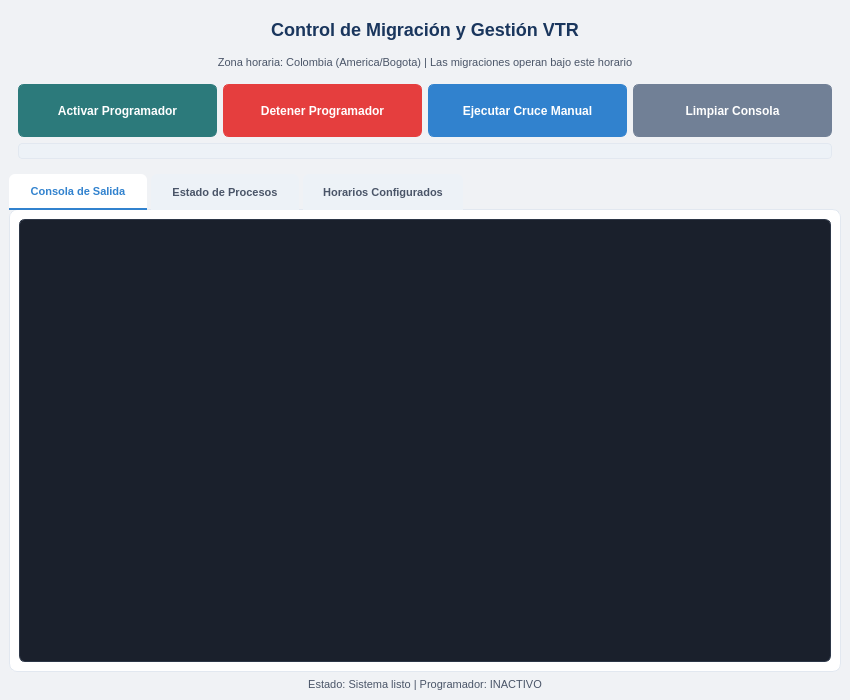
Qt form interfaz.ui (Daniel-Diaz16/Automatizacion-Migracion) before a commit.
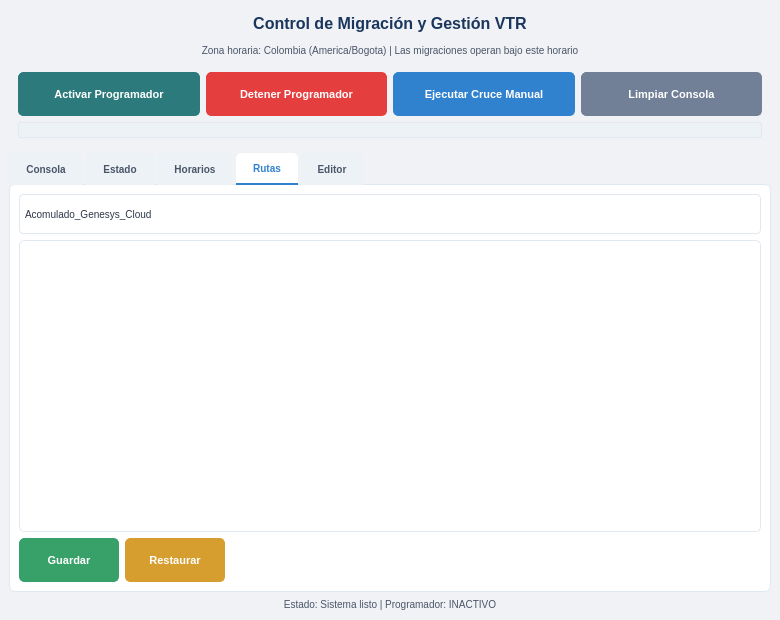
The same form after that commit. The open tabs and pages were chosen to show the change.

Commit message: Mejoras_Interfaz

```diff
--- a/interfaz.ui
+++ b/interfaz.ui
@@ -6,8 +6,8 @@
    <rect>
     <x>0</x>
     <y>0</y>
-    <width>850</width>
-    <height>700</height>
+    <width>780</width>
+    <height>620</height>
    </rect>
   </property>
   <property name="windowTitle">
@@ -15,280 +15,274 @@
   </property>
   <property name="styleSheet">
    <string notr="true">
-    /* Fondo principal - gris azulado suave */
     QMainWindow {
         background-color: #f0f2f5;
     }
-    
-    /* Título principal */
     QLabel#lbl_title {
         color: #1a365d;
-        font-size: 18px;
+        font-size: 16px;
         font-weight: bold;
-        padding: 10px;
+        padding: 5px;
         font-family: 'Segoe UI', Arial, sans-serif;
     }
-    
-    /* Subtítulos y etiquetas */
     QLabel#lbl_zona, QLabel#lbl_estado {
         color: #4a5568;
-        font-size: 11px;
+        font-size: 10px;
         font-family: 'Segoe UI', Arial, sans-serif;
     }
-    
-    /* Estilo base para botones */
     QPushButton {
         background-color: #ffffff;
         border: 1px solid #cbd5e0;
-        border-radius: 6px;
+        border-radius: 5px;
         color: #2d3748;
-        font-size: 12px;
+        font-size: 11px;
         font-weight: 500;
-        padding: 8px 15px;
-        min-height: 35px;
+        padding: 6px 12px;
+        min-height: 30px;
         font-family: 'Segoe UI', Arial, sans-serif;
     }
-    
     QPushButton:hover {
         background-color: #edf2f7;
         border-color: #a0aec0;
     }
-    
     QPushButton:pressed {
         background-color: #e2e8f0;
     }
-    
-    /* Botón ACTIVAR PROGRAMADOR - Verde azulado */
     QPushButton#btn_iniciar_reloj {
         background-color: #2c7a7b;
         border-color: #2c7a7b;
         color: #ffffff;
     }
-    
     QPushButton#btn_iniciar_reloj:hover {
         background-color: #285e61;
         border-color: #285e61;
     }
-    
-    /* Botón DETENER PROGRAMADOR - Rojo suave */
     QPushButton#btn_detener_programador {
         background-color: #e53e3e;
         border-color: #e53e3e;
         color: #ffffff;
     }
-    
     QPushButton#btn_detener_programador:hover {
         background-color: #c53030;
         border-color: #c53030;
     }
-    
-    /* Botón EJECUTAR MANUAL - Azul corporativo */
     QPushButton#btn_ejecutar_manual {
         background-color: #3182ce;
         border-color: #3182ce;
         color: #ffffff;
     }
-    
     QPushButton#btn_ejecutar_manual:hover {
         background-color: #2c5282;
         border-color: #2c5282;
     }
-    
-    /* Botón LIMPIAR CONSOLA - Gris */
     QPushButton#btn_limpiar_consola {
         background-color: #718096;
         border-color: #718096;
         color: #ffffff;
     }
-    
     QPushButton#btn_limpiar_consola:hover {
         background-color: #4a5568;
         border-color: #4a5568;
     }
-    
-    /* Botones de gestión de horarios */
-    QPushButton#btn_agregar_horario {
+    QPushButton#btn_guardar_rutas {
         background-color: #38a169;
         border-color: #38a169;
         color: #ffffff;
     }
-    
-    QPushButton#btn_agregar_horario:hover {
+    QPushButton#btn_guardar_rutas:hover {
         background-color: #2f855a;
         border-color: #2f855a;
     }
-    
-    QPushButton#btn_modificar_horario {
+    QPushButton#btn_restaurar_rutas {
         background-color: #d69e2e;
         border-color: #d69e2e;
         color: #ffffff;
     }
-    
-    QPushButton#btn_modificar_horario:hover {
+    QPushButton#btn_restaurar_rutas:hover {
         background-color: #b7791f;
         border-color: #b7791f;
     }
-    
-    QPushButton#btn_eliminar_horario {
-        background-color: #e53e3e;
-        border-color: #e53e3e;
+    QPushButton#btn_guardar_codigo {
+        background-color: #38a169;
+        border-color: #38a169;
         color: #ffffff;
     }
-    
-    QPushButton#btn_eliminar_horario:hover {
-        background-color: #c53030;
-        border-color: #c53030;
+    QPushButton#btn_guardar_codigo:hover {
+        background-color: #2f855a;
+        border-color: #2f855a;
     }
-    
-    QPushButton#btn_activar_horario {
+    QPushButton#btn_cargar_codigo {
         background-color: #3182ce;
         border-color: #3182ce;
         color: #ffffff;
     }
-    
-    QPushButton#btn_activar_horario:hover {
+    QPushButton#btn_cargar_codigo:hover {
         background-color: #2c5282;
         border-color: #2c5282;
     }
-    
-    /* Group boxes */
+    QPushButton#btn_explorar_ruta {
+        background-color: #805ad5;
+        border-color: #805ad5;
+        color: #ffffff;
+        font-size: 14px;
+        padding: 0px 10px;
+        min-width: 35px;
+        min-height: 30px;
+    }
+    QPushButton#btn_explorar_ruta:hover {
+        background-color: #6b46c1;
+        border-color: #6b46c1;
+    }
     QGroupBox {
         color: #2d3748;
         font-weight: 600;
         border: 1px solid #e2e8f0;
-        border-radius: 8px;
-        margin-top: 10px;
-        padding-top: 10px;
+        border-radius: 6px;
+        margin-top: 8px;
+        padding-top: 8px;
         background-color: #ffffff;
     }
-    
     QGroupBox::title {
         subcontrol-origin: margin;
         left: 10px;
         padding: 0 8px 0 8px;
         color: #1a365d;
     }
-    
-    /* Consola de texto */
     QTextEdit {
         background-color: #1a202c;
         color: #a0f0e8;
         border: 1px solid #2d3748;
-        border-radius: 6px;
+        border-radius: 5px;
         font-family: 'Consolas', 'Monaco', monospace;
-        font-size: 10px;
+        font-size: 9px;
         selection-background-color: #3182ce;
     }
-    
-    /* Tablas */
     QTableWidget {
         background-color: #ffffff;
         color: #2d3748;
         border: 1px solid #e2e8f0;
-        border-radius: 6px;
+        border-radius: 5px;
         gridline-color: #edf2f7;
         font-family: 'Segoe UI', Arial, sans-serif;
-        font-size: 11px;
+        font-size: 10px;
     }
-    
     QTableWidget::item:selected {
         background-color: #bee3f8;
         color: #1a365d;
     }
-    
     QHeaderView::section {
         background-color: #f7fafc;
         color: #2d3748;
         font-weight: 600;
-        padding: 8px;
+        padding: 5px;
         border: none;
         border-bottom: 2px solid #e2e8f0;
         font-family: 'Segoe UI', Arial, sans-serif;
-        font-size: 11px;
+        font-size: 10px;
     }
-    
-    /* Barra de progreso */
     QProgressBar {
         border: 1px solid #e2e8f0;
-        border-radius: 4px;
+        border-radius: 3px;
         text-align: center;
         color: #2d3748;
         background-color: #edf2f7;
-        height: 6px;
+        height: 5px;
     }
-    
     QProgressBar::chunk {
         background-color: #3182ce;
-        border-radius: 3px;
+        border-radius: 2px;
     }
-    
-    /* Pestañas (Tabs) */
     QTabWidget::pane {
         border: 1px solid #e2e8f0;
-        border-radius: 8px;
+        border-radius: 6px;
         background-color: #ffffff;
         top: -1px;
     }
-    
     QTabBar::tab {
         background-color: #edf2f7;
         color: #4a5568;
-        padding: 10px 20px;
-        margin-right: 4px;
-        border-top-left-radius: 6px;
-        border-top-right-radius: 6px;
+        padding: 8px 15px;
+        margin-right: 3px;
+        border-top-left-radius: 5px;
+        border-top-right-radius: 5px;
         font-family: 'Segoe UI', Arial, sans-serif;
-        font-size: 11px;
+        font-size: 10px;
         font-weight: 500;
     }
-    
     QTabBar::tab:selected {
         background-color: #ffffff;
         color: #3182ce;
         border-bottom: 2px solid #3182ce;
     }
-    
     QTabBar::tab:hover:!selected {
         background-color: #e2e8f0;
         color: #2d3748;
     }
-    
-    /* Scrollbars */
     QScrollBar:vertical {
         background-color: #f7fafc;
-        width: 10px;
-        border-radius: 5px;
+        width: 8px;
+        border-radius: 4px;
     }
-    
     QScrollBar::handle:vertical {
         background-color: #cbd5e0;
-        border-radius: 5px;
-        min-height: 20px;
+        border-radius: 4px;
+        min-height: 15px;
     }
-    
     QScrollBar::handle:vertical:hover {
         background-color: #a0aec0;
     }
-    
     QScrollBar::add-line:vertical, QScrollBar::sub-line:vertical {
         height: 0px;
     }
-    
     QScrollBar:horizontal {
         background-color: #f7fafc;
-        height: 10px;
-        border-radius: 5px;
+        height: 8px;
+        border-radius: 4px;
     }
-    
     QScrollBar::handle:horizontal {
         background-color: #cbd5e0;
-        border-radius: 5px;
-        min-width: 20px;
+        border-radius: 4px;
+        min-width: 15px;
     }
-    
     QScrollBar::handle:horizontal:hover {
         background-color: #a0aec0;
     }
+    QLineEdit {
+        background-color: #ffffff;
+        border: 1px solid #e2e8f0;
+        border-radius: 4px;
+        padding: 5px;
+        font-family: 'Segoe UI', Arial, sans-serif;
+        font-size: 10px;
+        color: #2d3748;
+    }
+    QLineEdit:focus {
+        border-color: #3182ce;
+        outline: none;
+    }
+    QComboBox {
+        background-color: #ffffff;
+        border: 1px solid #e2e8f0;
+        border-radius: 4px;
+        padding: 5px;
+        font-family: 'Segoe UI', Arial, sans-serif;
+        font-size: 10px;
+        color: #2d3748;
+        min-height: 28px;
+    }
+    QComboBox:focus {
+        border-color: #3182ce;
+    }
+    QComboBox::drop-down {
+        border: none;
+    }
+    QComboBox::down-arrow {
+        image: none;
+        border-left: 4px solid transparent;
+        border-right: 4px solid transparent;
+        border-top: 4px solid #4a5568;
+        margin-right: 6px;
+    }
    </string>
   </property>
   <widget class="QWidget" name="centralwidget">
@@ -326,8 +320,8 @@
         <widget class="QPushButton" name="btn_iniciar_reloj">
          <property name="minimumSize">
           <size>
-           <width>150</width>
-           <height>40</height>
+           <width>130</width>
+           <height>35</height>
           </size>
          </property>
          <property name="text">
@@ -342,8 +336,8 @@
         <widget class="QPushButton" name="btn_detener_programador">
          <property name="minimumSize">
           <size>
-           <width>150</width>
-           <height>40</height>
+           <width>130</width>
+           <height>35</height>
           </size>
          </property>
          <property name="enabled">
@@ -361,8 +355,8 @@
         <widget class="QPushButton" name="btn_ejecutar_manual">
          <property name="minimumSize">
           <size>
-           <width>150</width>
-           <height>40</height>
+           <width>130</width>
+           <height>35</height>
           </size>
          </property>
          <property name="text">
@@ -377,8 +371,8 @@
         <widget class="QPushButton" name="btn_limpiar_consola">
          <property name="minimumSize">
           <size>
-           <width>130</width>
-           <height>40</height>
+           <width>110</width>
+           <height>35</height>
           </size>
          </property>
          <property name="text">
@@ -407,9 +401,12 @@
       <property name="currentIndex">
        <number>0</number>
       </property>
+      <property name="tabPosition">
+       <enum>QTabWidget::North</enum>
+      </property>
       <widget class="QWidget" name="tab_consola">
        <attribute name="title">
-        <string>Consola de Salida</string>
+        <string>Consola</string>
        </attribute>
        <layout class="QVBoxLayout" name="verticalLayout_2">
         <item>
@@ -423,7 +420,7 @@
       </widget>
       <widget class="QWidget" name="tab_estado">
        <attribute name="title">
-        <string>Estado de Procesos</string>
+        <string>Estado</string>
        </attribute>
        <layout class="QVBoxLayout" name="verticalLayout_3">
         <item>
@@ -443,7 +440,7 @@
       </widget>
       <widget class="QWidget" name="tab_horarios">
        <attribute name="title">
-        <string>Horarios Configurados</string>
+        <string>Horarios</string>
        </attribute>
        <layout class="QVBoxLayout" name="verticalLayout_4">
         <item>
@@ -459,18 +456,67 @@
           </attribute>
          </widget>
         </item>
+       </layout>
+      </widget>
+      <widget class="QWidget" name="tab_rutas">
+       <attribute name="title">
+        <string>Rutas</string>
+       </attribute>
+       <layout class="QVBoxLayout" name="verticalLayout_5">
         <item>
-         <layout class="QHBoxLayout" name="layout_botones_horarios">
+         <widget class="QComboBox" name="combo_modulos_rutas">
           <item>
-           <widget class="QPushButton" name="btn_agregar_horario">
+           <property name="text">
+            <string>Acomulado_Genesys_Cloud</string>
+           </property>
+          </item>
+          <item>
+           <property name="text">
+            <string>Base_Genesys_Cloud</string>
+           </property>
+          </item>
+          <item>
+           <property name="text">
+            <string>Base_Genesys_Engaged</string>
+           </property>
+          </item>
+          <item>
+           <property name="text">
+            <string>Cruce_Genesys_Cloud</string>
+           </property>
+          </item>
+          <item>
+           <property name="text">
+            <string>Genesys_Engaged</string>
+           </property>
+          </item>
+         </widget>
+        </item>
+        <item>
+         <widget class="QTableWidget" name="tabla_rutas">
+          <property name="alternatingRowColors">
+           <bool>true</bool>
+          </property>
+          <property name="selectionBehavior">
+           <enum>QAbstractItemView::SelectRows</enum>
+          </property>
+          <attribute name="horizontalHeaderStretchLastSection">
+           <bool>true</bool>
+          </attribute>
+         </widget>
+        </item>
+        <item>
+         <layout class="QHBoxLayout" name="layout_botones_rutas">
+          <item>
+           <widget class="QPushButton" name="btn_guardar_rutas">
             <property name="minimumSize">
              <size>
-              <width>120</width>
-              <height>35</height>
+              <width>100</width>
+              <height>30</height>
              </size>
             </property>
             <property name="text">
-             <string>Agregar</string>
+             <string>Guardar</string>
             </property>
             <property name="toolTip">
              <string>Agrega un nuevo horario de ejecución</string>
@@ -478,15 +524,15 @@
            </widget>
           </item>
           <item>
-           <widget class="QPushButton" name="btn_modificar_horario">
+           <widget class="QPushButton" name="btn_restaurar_rutas">
             <property name="minimumSize">
              <size>
-              <width>120</width>
-              <height>35</height>
+              <width>100</width>
+              <height>30</height>
              </size>
             </property>
             <property name="text">
-             <string>Modificar</string>
+             <string>Restaurar</string>
             </property>
             <property name="toolTip">
              <string>Modifica el horario seleccionado</string>
@@ -494,7 +540,80 @@
            </widget>
           </item>
           <item>
-           <widget class="QPushButton" name="btn_eliminar_horario">
+           <spacer name="horizontalSpacer">
+            <property name="orientation">
+             <enum>Qt::Horizontal</enum>
+            </property>
+            <property name="sizeHint" stdset="0">
+             <size>
+              <width>40</width>
+              <height>20</height>
+             </size>
+            </property>
+           </spacer>
+          </item>
+         </layout>
+        </item>
+       </layout>
+      </widget>
+      <widget class="QWidget" name="tab_editor">
+       <attribute name="title">
+        <string>Editor</string>
+       </attribute>
+       <layout class="QVBoxLayout" name="verticalLayout_6">
+        <item>
+         <widget class="QComboBox" name="combo_modulos_editor">
+          <item>
+           <property name="text">
+            <string>Acomulado_Genesys_Cloud.py</string>
+           </property>
+          </item>
+          <item>
+           <property name="text">
+            <string>Base_Genesys_Cloud.py</string>
+           </property>
+          </item>
+          <item>
+           <property name="text">
+            <string>Base_Genesys_Engaged.py</string>
+           </property>
+          </item>
+          <item>
+           <property name="text">
+            <string>Cruce_Genesys_Cloud.py</string>
+           </property>
+          </item>
+          <item>
+           <property name="text">
+            <string>Genesys_Engaged.py</string>
+           </property>
+          </item>
+          <item>
+           <property name="text">
+            <string>horarios.py</string>
+           </property>
+          </item>
+          <item>
+           <property name="text">
+            <string>tareas_migracion.py</string>
+           </property>
+          </item>
+         </widget>
+        </item>
+        <item>
+         <widget class="QTextEdit" name="txt_editor_codigo">
+          <property name="font">
+           <font>
+            <family>Consolas</family>
+            <pointsize>9</pointsize>
+           </font>
+          </property>
+         </widget>
+        </item>
+        <item>
+         <layout class="QHBoxLayout" name="layout_botones_editor">
+          <item>
+           <widget class="QPushButton" name="btn_cargar_codigo">
             <property name="minimumSize">
              <size>
               <width>120</width>
```
Left out of the diff: 35 changed lines with no effect on the pictures. The commit also changes 12 other files.
